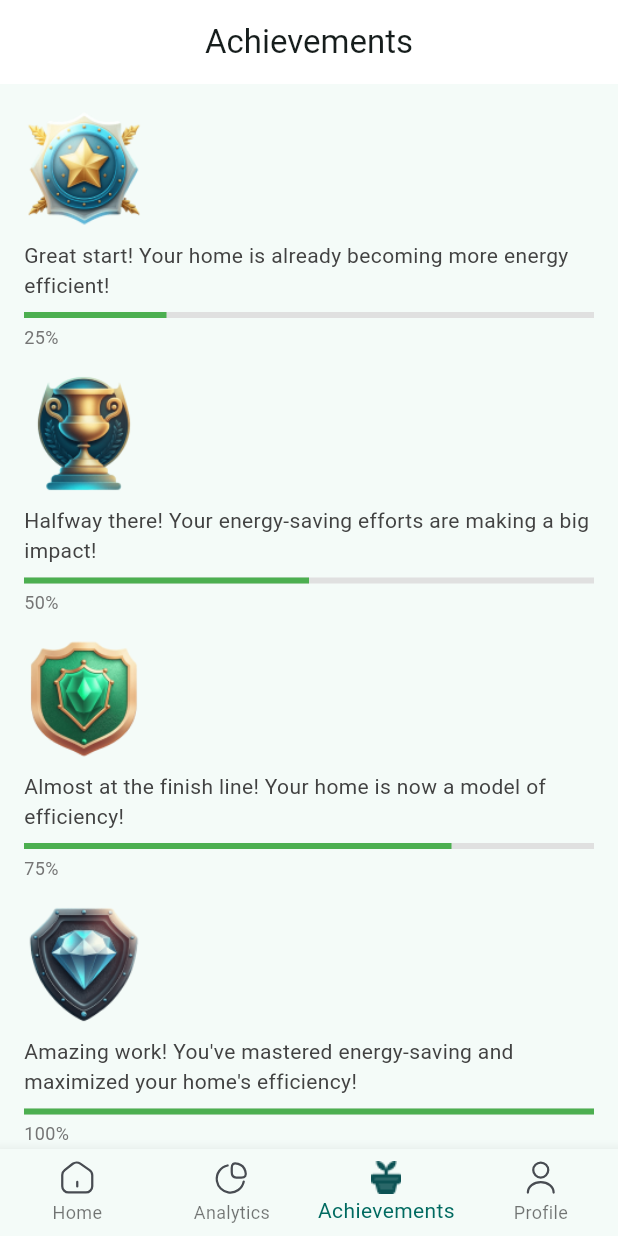
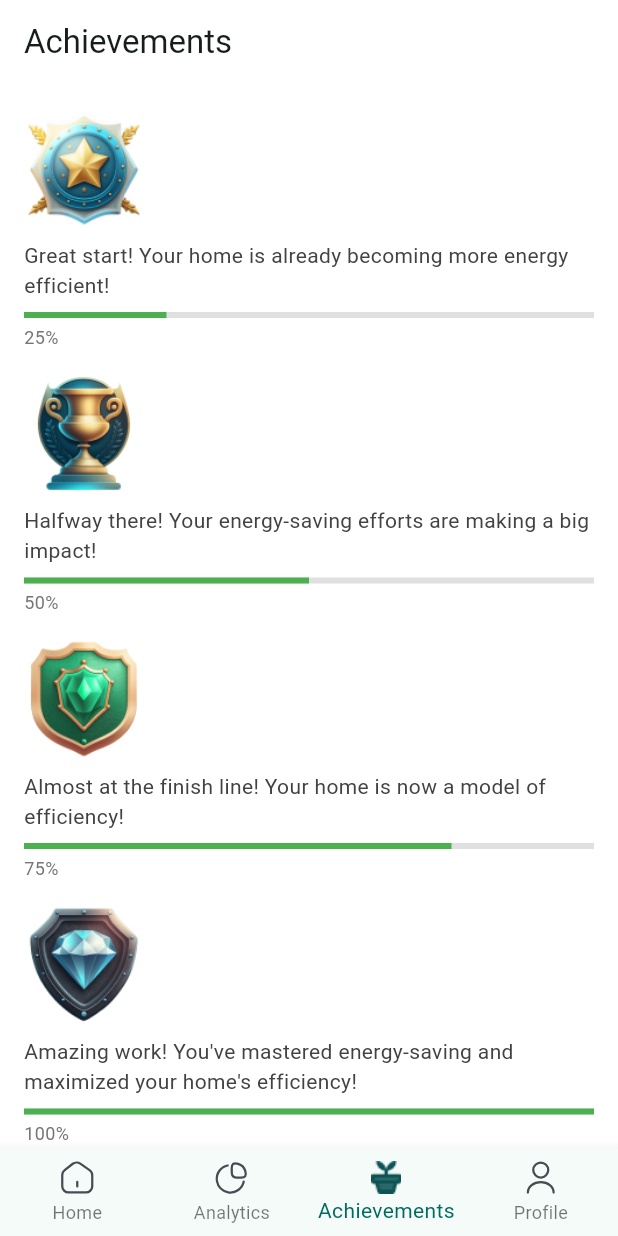
Before and after one commit to ali9issa99/Powerdown-Frontend, a Flutter app: the AchievementsScreen screen opened by its route, on a phone screen of 412 x 824 dp. Run offline on Flutter 3.47's test engine with Material 3 defaults, Android fonts, the phone set to English and light mode, and no system bars; our stand-ins replace fl_chart, flutter_svg.

Commit message:
added a white background instead of a light green one

```diff
--- a/lib/Screens/achievementsScreen.dart
+++ b/lib/Screens/achievementsScreen.dart
@@ -6,9 +6,10 @@ class AchievementsScreen extends StatelessWidget {
   @override
   Widget build(BuildContext context) {
     return Scaffold(
+      backgroundColor: Colors.white,
       appBar: AppBar(
         title: Text('Achievements'),
-        centerTitle: true,
+        // centerTitle: true,
         backgroundColor: Colors.white,
         elevation: 0,
         automaticallyImplyLeading: false, // Removes the back button
```
